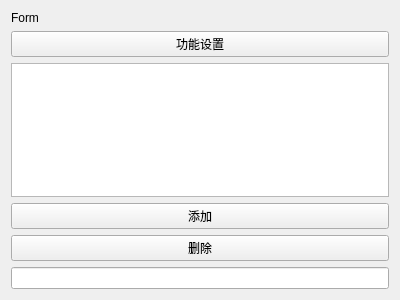
The window that plugins/Base_GlobalParameter/GlobalParameterSettingWidget.ui (asd977/base_cae) describes before a commit, drawn with Qt 5.
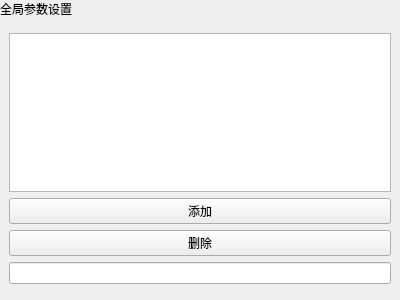
The same window after the commit. Custom widgets are drawn as their Qt base class.

What changed in the file:
```diff
--- a/plugins/Base_GlobalParameter/GlobalParameterSettingWidget.ui
+++ b/plugins/Base_GlobalParameter/GlobalParameterSettingWidget.ui
@@ -14,22 +14,60 @@
    <string>Form</string>
   </property>
   <layout class="QVBoxLayout" name="verticalLayout">
+   <property name="leftMargin">
+    <number>0</number>
+   </property>
+   <property name="topMargin">
+    <number>0</number>
+   </property>
+   <property name="rightMargin">
+    <number>0</number>
+   </property>
+   <property name="bottomMargin">
+    <number>0</number>
+   </property>
       <item>
-    <widget class="QLabel" name="pageNameLabel">
+    <widget class="QLabel" name="pageHeaderLabel">
+     <property name="sizePolicy">
+      <sizepolicy hsizetype="Preferred" vsizetype="Fixed">
+       <horstretch>0</horstretch>
+       <verstretch>0</verstretch>
+      </sizepolicy>
+     </property>
      <property name="text">
-      <string>Form</string>
+      <string>全局参数设置</string>
      </property>
     </widget>
    </item>
    <item>
-    <widget class="QPushButton" name="sectionTitleButton">
-     <property name="text">
-      <string>功能设置</string>
+    <layout class="QVBoxLayout" name="contentLayout">
+     <property name="leftMargin">
+      <number>9</number>
      </property>
-    </widget>
-   </item>
+     <property name="topMargin">
+      <number>9</number>
+     </property>
+     <property name="rightMargin">
+      <number>9</number>
+     </property>
+     <property name="bottomMargin">
+      <number>9</number>
+     </property>
+     <property name="spacing">
+      <number>6</number>
+     </property>
 <item>
-    <widget class="QTableWidget" name="kvTable" />
+      <widget class="QTableWidget" name="kvTable">
+       <attribute name="horizontalHeaderStretchLastSection">
+        <bool>true</bool>
+       </attribute>
+       <property name="minimumSize">
+        <size>
+         <width>10</width>
+         <height>0</height>
+        </size>
+       </property>
+      </widget>
    </item>
    <item>
     <widget class="QPushButton" name="addRowBtn">
@@ -60,6 +98,8 @@
       </size>
      </property>
     </spacer>
+     </item>
+    </layout>
    </item>
 </layout>
  </widget>
```
Left out of the diff: 2 changed lines with no effect on the pictures. Lines whose indentation alone changed are shown as unchanged.
